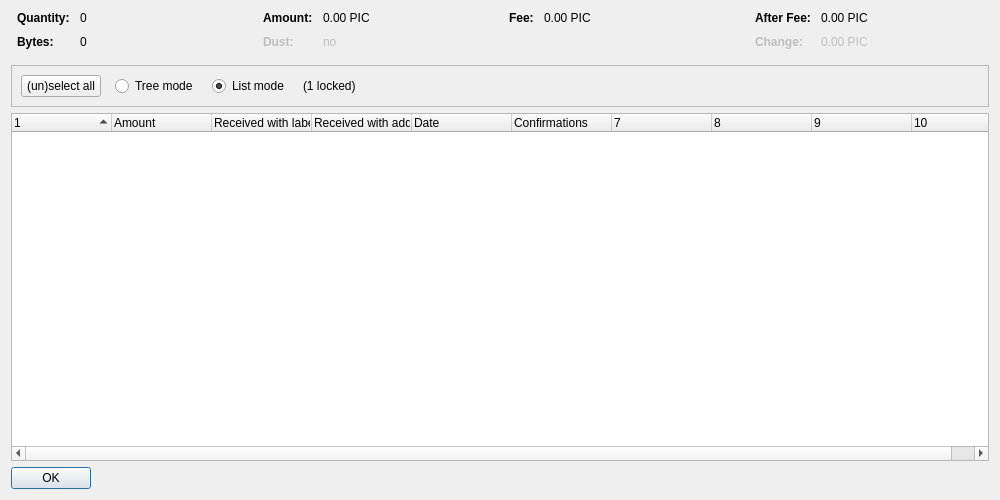
Qt form src/qt/forms/coincontroldialog.ui (minblock/picscoin) before a commit.
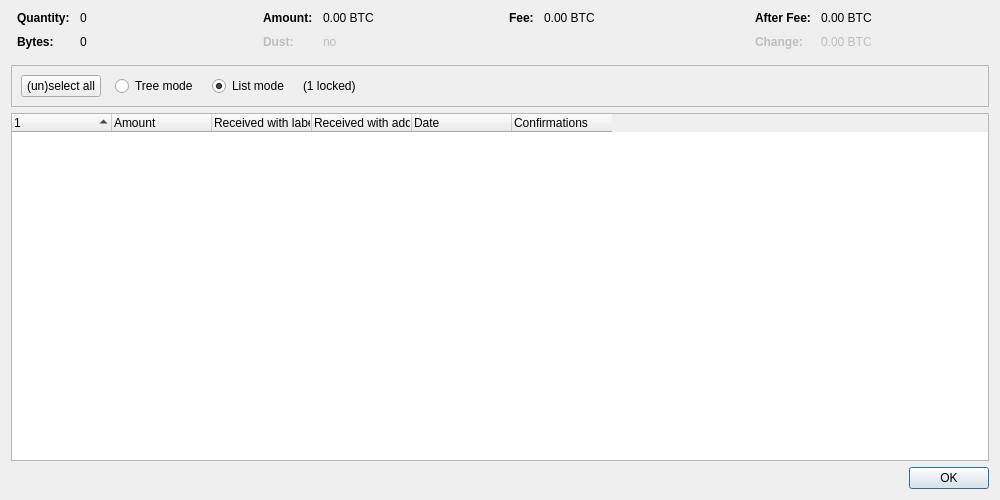
The same form after that commit. Custom widgets are drawn as their Qt base class.

Patch:
```diff
--- a/src/qt/forms/coincontroldialog.ui
+++ b/src/qt/forms/coincontroldialog.ui
@@ -132,7 +132,7 @@
           <enum>Qt::ActionsContextMenu</enum>
          </property>
          <property name="text">
-          <string notr="true">0.00 PIC</string>
+          <string notr="true">0.00 BTC</string>
          </property>
          <property name="textInteractionFlags">
           <set>Qt::LinksAccessibleByMouse|Qt::TextSelectableByKeyboard|Qt::TextSelectableByMouse</set>
@@ -212,7 +212,7 @@
           <enum>Qt::ActionsContextMenu</enum>
          </property>
          <property name="text">
-          <string notr="true">0.00 PIC</string>
+          <string notr="true">0.00 BTC</string>
          </property>
          <property name="textInteractionFlags">
           <set>Qt::LinksAccessibleByMouse|Qt::TextSelectableByKeyboard|Qt::TextSelectableByMouse</set>
@@ -257,7 +257,7 @@
           <enum>Qt::ActionsContextMenu</enum>
          </property>
          <property name="text">
-          <string notr="true">0.00 PIC</string>
+          <string notr="true">0.00 BTC</string>
          </property>
          <property name="textInteractionFlags">
           <set>Qt::LinksAccessibleByMouse|Qt::TextSelectableByKeyboard|Qt::TextSelectableByMouse</set>
@@ -292,7 +292,7 @@
           <enum>Qt::ActionsContextMenu</enum>
          </property>
          <property name="text">
-          <string notr="true">0.00 PIC</string>
+          <string notr="true">0.00 BTC</string>
          </property>
          <property name="textInteractionFlags">
           <set>Qt::LinksAccessibleByMouse|Qt::TextSelectableByKeyboard|Qt::TextSelectableByMouse</set>
@@ -402,7 +402,7 @@
       <bool>false</bool>
      </property>
      <property name="columnCount">
-      <number>10</number>
+      <number>6</number>
      </property>
      <attribute name="headerShowSortIndicator" stdset="0">
       <bool>true</bool>
@@ -467,12 +467,6 @@
    </item>
    <item>
     <widget class="QDialogButtonBox" name="buttonBox">
-     <property name="sizePolicy">
-      <sizepolicy hsizetype="Maximum" vsizetype="Fixed">
-       <horstretch>0</horstretch>
-       <verstretch>0</verstretch>
-      </sizepolicy>
-     </property>
      <property name="orientation">
       <enum>Qt::Horizontal</enum>
      </property>
```
